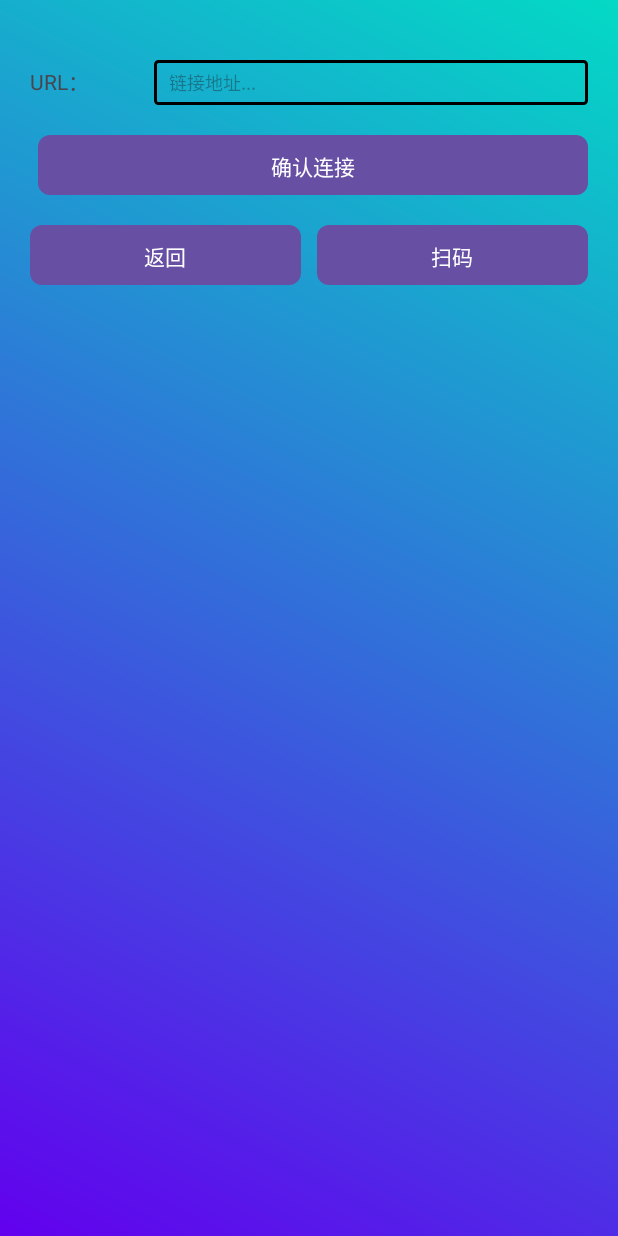
After one commit to JahangirCat/iot_app, an Android app: the InteractionActivity screen opened directly, with no data from a screen before it, on a phone screen of 412 x 824 dp. The commit adds this screen. Run offline under Robolectric (Android 15) with nearby library versions, the phone set to English and light mode, and no system bars.

Commit message:
设备交互

```diff
--- a/app/src/main/AndroidManifest.xml
+++ b/app/src/main/AndroidManifest.xml
@@ -99,6 +99,9 @@
         <activity
             android:name=".LightActivity"
             android:exported="true" />
+        <activity
+            android:name=".InteractionActivity"
+            android:exported="true" />
     </application>
 
 </manifest>
--- /dev/null
+++ b/app/src/main/java/cn/edu/zime/tjh/iotapp/InteractionActivity.java
@@ -0,0 +1,29 @@
+package cn.edu.zime.tjh.iotapp;
+
+import android.os.Bundle;
+import android.view.View;
+
+import androidx.annotation.Nullable;
+import androidx.appcompat.app.AppCompatActivity;
+
+public class InteractionActivity extends AppCompatActivity {
+    @Override
+    protected void onCreate(@Nullable Bundle savedInstanceState) {
+        super.onCreate(savedInstanceState);
+        setContentView(R.layout.activity_interaction);
+
+
+    }
+
+    public void connection(){
+
+    }
+
+    public void InteractionScan(){
+
+
+    }
+    public void InteractionBack(View V){
+        finish();
+    }
+}
--- a/app/src/main/java/cn/edu/zime/tjh/iotapp/MainActivity.java
+++ b/app/src/main/java/cn/edu/zime/tjh/iotapp/MainActivity.java
@@ -92,4 +92,9 @@ public class MainActivity extends AppCompatActivity {
         Intent intent = new Intent(this, YOLO.class);
         startActivity(intent);
     }
+
+    public void Intercation(View view) {
+        Intent intent = new Intent(MainActivity.this, InteractionActivity.class);
+        startActivity(intent);
+    }
 }
--- a/app/src/main/res/layout/activity_host.xml
+++ b/app/src/main/res/layout/activity_host.xml
@@ -156,6 +156,7 @@
                 android:layout_height="wrap_content"/>
         </LinearLayout>
 
+
     </LinearLayout>
 
     <LinearLayout
@@ -250,12 +251,13 @@
 
         <ImageButton
             android:scaleType="fitXY"
+            android:onClick="Intercation"
             android:background="@drawable/icon_bg"
             android:src="@drawable/home_icon_main"
             android:layout_width="30dp"
             android:layout_height="30dp"/>
     <TextView
-        android:text="首页"
+        android:text="设备交互"
         android:layout_width="wrap_content"
         android:layout_height="wrap_content"/>
     </LinearLayout>
--- /dev/null
+++ b/app/src/main/res/layout/activity_interaction.xml
@@ -0,0 +1,89 @@
+<?xml version="1.0" encoding="utf-8"?>
+<LinearLayout xmlns:android="http://schemas.android.com/apk/res/android"
+    android:layout_width="match_parent"
+    android:layout_height="match_parent"
+    android:orientation="vertical"
+    android:background="@drawable/gradient_backround"
+    android:padding="20dp">
+
+    <!-- 用户名输入 -->
+    <LinearLayout
+        android:layout_marginTop="20dp"
+        android:layout_width="match_parent"
+        android:layout_height="wrap_content"
+        android:orientation="horizontal">
+
+        <TextView
+            android:layout_width="0dp"
+            android:layout_height="30dp"
+            android:layout_weight="2"
+            android:text="URL：" />
+
+        <EditText
+            android:id="@+id/etUsername"
+            android:layout_width="0dp"
+            android:layout_height="30dp"
+            android:layout_weight="7"
+            android:background="@drawable/square_input_background"
+            android:hint="链接地址..."
+            android:paddingLeft="10dp"
+            android:textSize="12sp" />
+    </LinearLayout>
+
+    <LinearLayout
+        android:layout_marginTop="20dp"
+        android:layout_width="match_parent"
+        android:layout_height="wrap_content"
+        android:orientation="horizontal"
+        android:gravity="center">
+
+
+        <Button
+            android:id="@+id/go"
+            android:text="确认连接"
+            android:onClick="connection"
+            android:layout_width="0dp"
+            android:layout_weight="1"
+            android:layout_marginStart="5dp"
+            android:background="@drawable/gradient_button"
+            android:layout_height="40dp"/>
+    </LinearLayout>
+
+
+    <LinearLayout
+        android:layout_marginTop="20dp"
+        android:layout_width="match_parent"
+        android:layout_height="wrap_content"
+        android:orientation="horizontal"
+        android:gravity="center">
+
+        <Button
+            android:id="@+id/btnRegister"
+            android:text="返回"
+            android:onClick="InteractionBack"
+            android:layout_width="0dp"
+            android:layout_weight="1"
+            android:layout_marginEnd="5dp"
+            android:background="@drawable/gradient_button"
+            android:layout_height="40dp"/>
+
+        <Button
+            android:id="@+id/btnCancel"
+            android:text="扫码"
+            android:onClick="InteractionScan"
+            android:layout_width="0dp"
+            android:layout_weight="1"
+            android:layout_marginStart="5dp"
+            android:background="@drawable/gradient_button"
+            android:layout_height="40dp"/>
+    </LinearLayout>
+
+    <TextView
+        android:id="@+id/tvMessage"
+        android:layout_width="match_parent"
+        android:layout_height="wrap_content"
+        android:layout_marginTop="10dp"
+        android:textColor="@color/white"
+        android:visibility="gone" />
+
+</LinearLayout>
```
